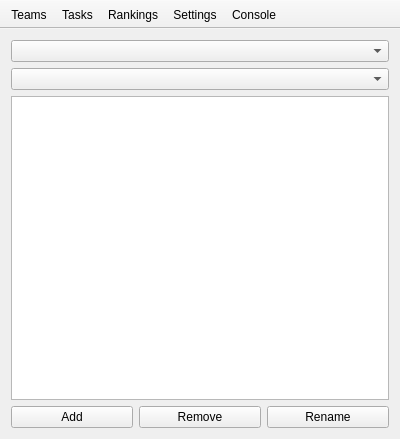
Before: the Qt Designer form mainwindow.ui in FrankMamuda/ketoevent, drawn with Qt 5.
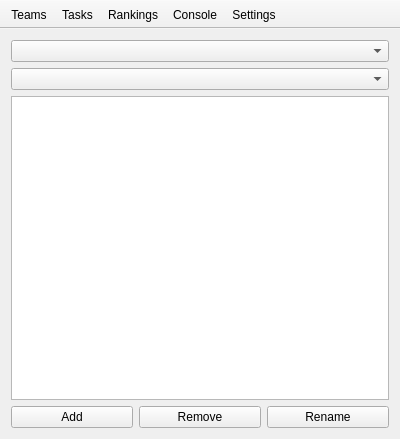
After: the same form once the commit is applied. Icons and pictures are not drawn. Custom widgets are drawn as their Qt base class.

```diff
--- a/mainwindow.ui
+++ b/mainwindow.ui
@@ -72,8 +72,8 @@
    <addaction name="actionEditor"/>
    <addaction name="actionTasks"/>
    <addaction name="actionRankings"/>
-   <addaction name="actionSettings"/>
    <addaction name="actionConsole"/>
+   <addaction name="actionSettings"/>
   </widget>
   <action name="actionEditor">
    <property name="text">
```
Left out of the diff: 8 changed lines with no effect on the pictures.
